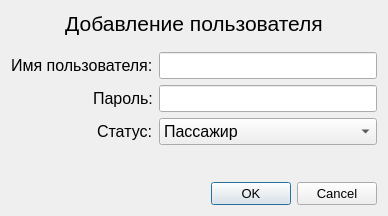
The window that dialog_adduser.ui (zloysergunya/IS_Airport) describes before a commit, drawn with Qt 5.
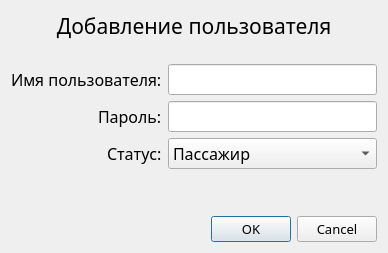
The same window after the commit.

```diff
--- a/dialog_adduser.ui
+++ b/dialog_adduser.ui
@@ -7,9 +7,14 @@
     <x>0</x>
     <y>0</y>
     <width>388</width>
-    <height>216</height>
+    <height>253</height>
    </rect>
   </property>
+  <property name="font">
+   <font>
+    <family>Mongolian Baiti</family>
+   </font>
+  </property>
   <property name="windowTitle">
    <string>Dialog</string>
   </property>
@@ -18,6 +23,7 @@
     <widget class="QLabel" name="mainLabel">
      <property name="font">
       <font>
+       <family>Mongolian Baiti</family>
        <pointsize>16</pointsize>
       </font>
      </property>
@@ -51,6 +57,7 @@
       <widget class="QLabel" name="labelLogin">
        <property name="font">
         <font>
+         <family>Mongolian Baiti</family>
          <pointsize>12</pointsize>
         </font>
        </property>
@@ -63,6 +70,7 @@
       <widget class="QLabel" name="labelPassword">
        <property name="font">
         <font>
+         <family>Mongolian Baiti</family>
          <pointsize>12</pointsize>
         </font>
        </property>
@@ -75,6 +83,7 @@
       <widget class="QLabel" name="labelStatus">
        <property name="font">
         <font>
+         <family>Mongolian Baiti</family>
          <pointsize>12</pointsize>
         </font>
        </property>
@@ -87,6 +96,7 @@
       <widget class="QLineEdit" name="login">
        <property name="font">
         <font>
+         <family>Mongolian Baiti</family>
          <pointsize>12</pointsize>
         </font>
        </property>
@@ -96,6 +106,7 @@
       <widget class="QLineEdit" name="password">
        <property name="font">
         <font>
+         <family>Mongolian Baiti</family>
          <pointsize>12</pointsize>
         </font>
        </property>
@@ -108,6 +119,7 @@
       <widget class="QComboBox" name="status">
        <property name="font">
         <font>
+         <family>Mongolian Baiti</family>
          <pointsize>12</pointsize>
         </font>
        </property>
@@ -165,6 +177,7 @@
     <widget class="QDialogButtonBox" name="buttonBox">
      <property name="font">
       <font>
+       <family>Mongolian Baiti</family>
        <pointsize>10</pointsize>
       </font>
      </property>
```
